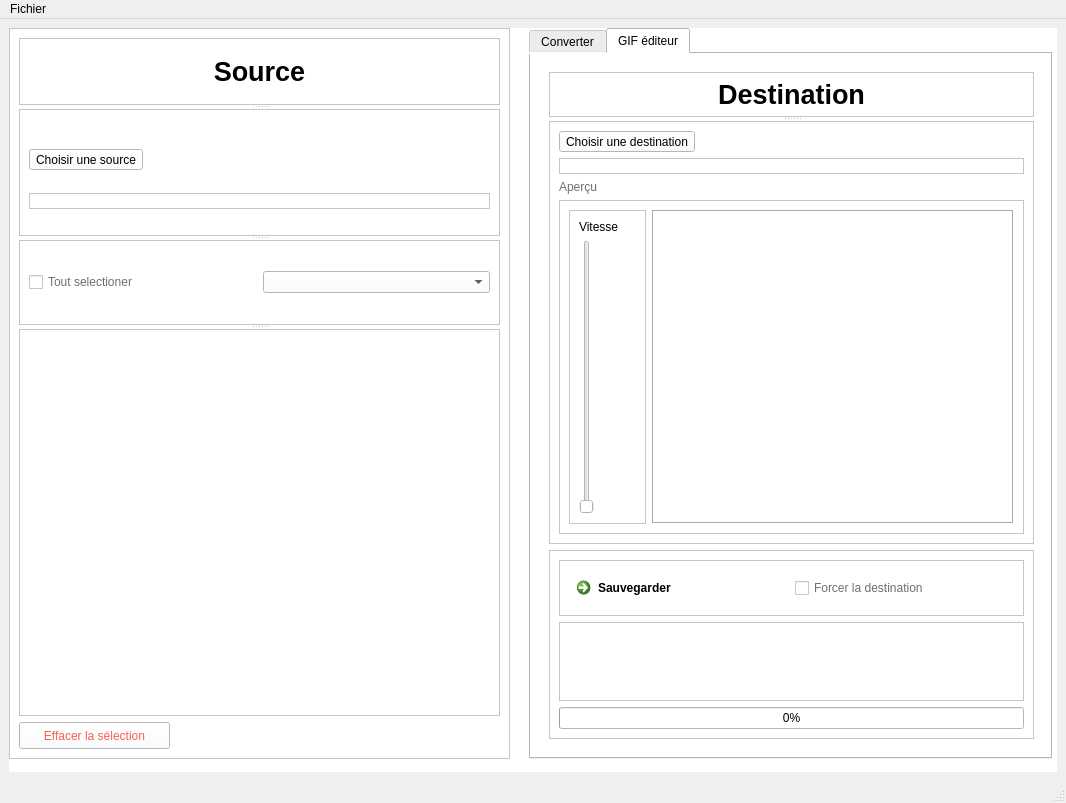
Old version of the form src/image_converter_gif.ui in the repository zionhigt/image-converter.
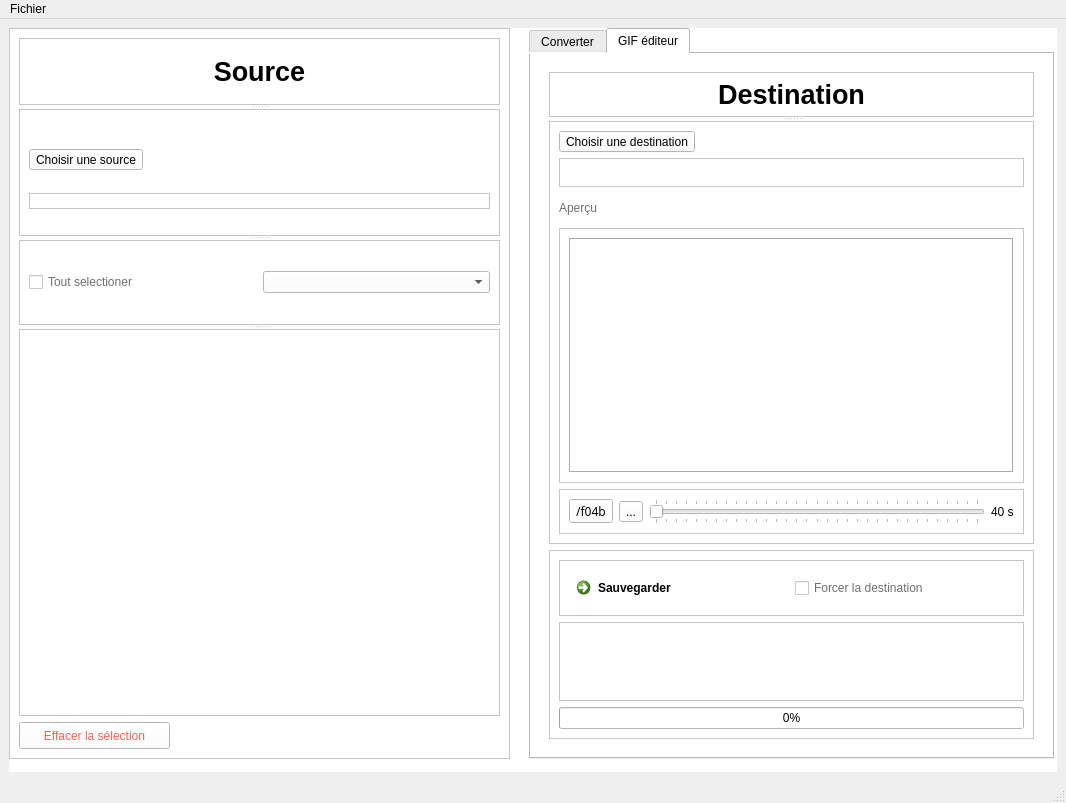
New version of the form. Icons and pictures are not drawn.

Diff of the .ui file:
```diff
--- a/src/image_converter_gif.ui
+++ b/src/image_converter_gif.ui
@@ -31,7 +31,7 @@
         <rect>
          <x>520</x>
          <y>0</y>
-         <width>523</width>
+         <width>525</width>
          <height>731</height>
         </rect>
        </property>
@@ -395,38 +395,6 @@
                    <enum>QFrame::Raised</enum>
                   </property>
                   <layout class="QHBoxLayout" name="horizontalLayout_5">
-                   <item>
-                    <widget class="QFrame" name="frame_12">
-                     <property name="maximumSize">
-                      <size>
-                       <width>77</width>
-                       <height>16777215</height>
-                      </size>
-                     </property>
-                     <property name="frameShape">
-                      <enum>QFrame::StyledPanel</enum>
-                     </property>
-                     <property name="frameShadow">
-                      <enum>QFrame::Raised</enum>
-                     </property>
-                     <layout class="QVBoxLayout" name="verticalLayout_6">
-                      <item>
-                       <widget class="QLabel" name="label_7">
-                        <property name="text">
-                         <string>Vitesse</string>
-                        </property>
-                       </widget>
-                      </item>
-                      <item>
-                       <widget class="QSlider" name="verticalSlider">
-                        <property name="orientation">
-                         <enum>Qt::Vertical</enum>
-                        </property>
-                       </widget>
-                      </item>
-                     </layout>
-                    </widget>
-                   </item>
                    <item>
                     <widget class="QLabel" name="label_2">
                      <property name="enabled">
@@ -435,7 +403,7 @@
                      <property name="minimumSize">
                       <size>
                        <width>0</width>
-                       <height>137</height>
+                       <height>235</height>
                       </size>
                      </property>
                      <property name="frameShape">
@@ -452,6 +420,83 @@
                   </layout>
                  </widget>
                 </item>
+                <item>
+                 <widget class="QFrame" name="frame_14">
+                  <property name="frameShape">
+                   <enum>QFrame::StyledPanel</enum>
+                  </property>
+                  <property name="frameShadow">
+                   <enum>QFrame::Raised</enum>
+                  </property>
+                  <layout class="QHBoxLayout" name="horizontalLayout_7">
+                   <item>
+                    <widget class="QToolButton" name="toolButton_4">
+                     <property name="font">
+                      <font>
+                       <family>FontAwesome</family>
+                      </font>
+                     </property>
+                     <property name="text">
+                      <string>/f04b</string>
+                     </property>
+                     <property name="icon">
+                      <iconset>
+                       <normaloff>../assets/play_icon.svg</normaloff>../assets/play_icon.svg</iconset>
+                     </property>
+                    </widget>
+                   </item>
+                   <item>
+                    <widget class="QToolButton" name="toolButton">
+                     <property name="text">
+                      <string>...</string>
+                     </property>
+                     <property name="icon">
+                      <iconset>
+                       <normaloff>../assets/pause_icon.svg</normaloff>../assets/pause_icon.svg</iconset>
+                     </property>
+                    </widget>
+                   </item>
+                   <item>
+                    <widget class="QSlider" name="horizontalSlider">
+                     <property name="cursor">
+                      <cursorShape>ClosedHandCursor</cursorShape>
+                     </property>
+                     <property name="toolTip">
+                      <string>Utliser &lt;- et -&gt; pour plus de précision</string>
+                     </property>
+                     <property name="minimum">
+                      <number>40</number>
+                     </property>
+                     <property name="maximum">
+                      <number>360</number>
+                     </property>
+                     <property name="tracking">
+                      <bool>true</bool>
+                     </property>
+                     <property name="orientation">
+                      <enum>Qt::Horizontal</enum>
+                     </property>
+                     <property name="invertedControls">
+                      <bool>false</bool>
+                     </property>
+                     <property name="tickPosition">
+                      <enum>QSlider::TicksBothSides</enum>
+                     </property>
+                     <property name="tickInterval">
+                      <number>10</number>
+                     </property>
+                    </widget>
+                   </item>
+                   <item>
+                    <widget class="QLabel" name="label_7">
+                     <property name="text">
+                      <string>40 s</string>
+                     </property>
+                    </widget>
+                   </item>
+                  </layout>
+                 </widget>
+                </item>
                </layout>
               </widget>
              </widget>
```
